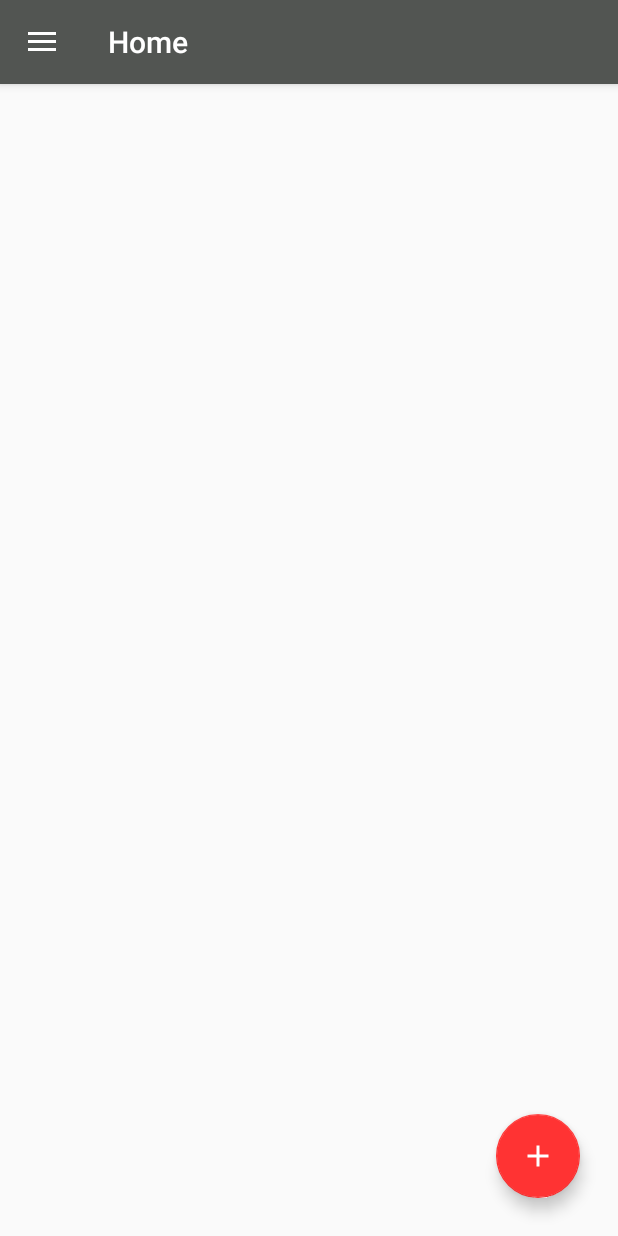
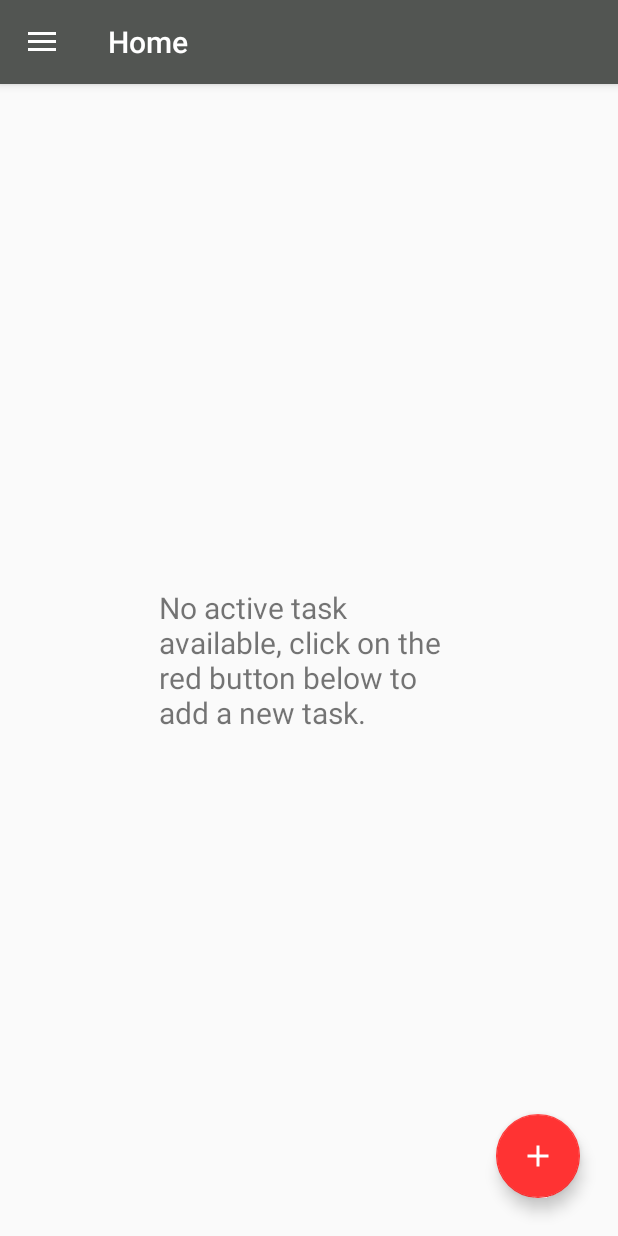
Before and after one commit to Dom07/ToDoApp, an Android app: the screen it shows after launch (MainActivity), on a phone screen of 412 x 824 dp. Run offline under Robolectric (Android 15) with nearby library versions, the light colour scheme and no system bars.

Commit message:
Added a message to show if no active tasks are available on the home screen

```diff
--- a/app/src/main/java/com/developers/mytodoapp/MainFragment.java
+++ b/app/src/main/java/com/developers/mytodoapp/MainFragment.java
@@ -39,6 +39,7 @@ import java.util.Calendar;
 
 public class MainFragment extends Fragment {
 
+    TextView tvNoTask;
     RecyclerView rvTaskList;
     FloatingActionButton fabAddTask;
     CheckBox tvTaskName;
@@ -70,6 +71,9 @@ public class MainFragment extends Fragment {
                              Bundle savedInstanceState) {
 
         final View view = inflater.inflate(R.layout.fragment_main, container, false);
+
+//      Method to check weather to Display A Message (or not) on the home screen if no active task available
+        noTaskMsgToggle(view);
 
 //      Check Box
         tvTaskName = (CheckBox) view.findViewById(R.id.tvTaskName);
@@ -167,7 +171,6 @@ public class MainFragment extends Fragment {
 //                        Inserting Values into database
                         taskHelper = new SqLiteTaskHelper(getContext());
                         SQLiteDatabase db = taskHelper.getWritableDatabase();
-
                         final String TaskName = etNewTaskName.getText().toString().trim();
                         final String Tags = etNewTag.getText().toString().trim();
                         final String Date = tvCustomDate.getText().toString().trim();
@@ -183,6 +186,9 @@ public class MainFragment extends Fragment {
                         values.put("TASK_STATUS", Task_Status);
                         long row = db.insert("TASK_LIST", null, values);
                         Toast.makeText(getContext(), "row number is:" + row, Toast.LENGTH_SHORT).show();
+
+//                      Method to check weather to Display A Message (or not) on the home screen if no active task available
+                        noTaskMsgToggle(view);
                         prepareTask(getContext());
                     }
                 });
@@ -203,6 +209,7 @@ public class MainFragment extends Fragment {
             @Override
             public void onRefresh() {
                 refreshTaskList(getContext());
+                noTaskMsgToggle(view);
                 swipeRefreshLayout.setRefreshing(false);
             }
         });
@@ -243,4 +250,25 @@ public class MainFragment extends Fragment {
         rvTaskList.setAdapter(taskAdapter);
         prepareTask(context);
     }
+
+    // get number of active tasks
+    public int getActiveTaskRowCount(){
+        SqLiteTaskHelper sqLiteTaskHelper = new SqLiteTaskHelper(getContext());
+        SQLiteDatabase db = sqLiteTaskHelper.getReadableDatabase();
+        String Projection[]={"TASK_STATUS"};
+        Cursor cursor = db.query("TASK_LIST", Projection,"TASK_STATUS='"+0+"'",null,null,null,null,null);
+        int count = cursor.getCount();
+        return count;
+    }
+
+//    Check for the number of active tasks in db, if 0 then display msg if more then 0 hide msg
+    public void noTaskMsgToggle(View view){
+        tvNoTask = (TextView)view.findViewById(R.id.tvNoTask);
+        int count = getActiveTaskRowCount();
+        if(count==0){
+            tvNoTask.setVisibility(TextView.VISIBLE);
+        }else{
+            tvNoTask.setVisibility(TextView.INVISIBLE);
+        }
+    }
 }
--- a/app/src/main/res/layout/fragment_main.xml
+++ b/app/src/main/res/layout/fragment_main.xml
@@ -3,6 +3,15 @@
     android:layout_width="match_parent"
     android:layout_height="match_parent"
     tools:context="com.developers.mytodoapp.MainFragment">
+
+    <TextView
+        android:id="@+id/tvNoTask"
+        android:layout_width="200dp"
+        android:layout_height="wrap_content"
+        android:layout_centerHorizontal="true"
+        android:layout_centerVertical="true"
+        android:text="No active task available, click on the red button below to add a new task."
+        android:textSize="20sp" />
 
     <android.support.v4.widget.SwipeRefreshLayout
         android:layout_width="match_parent"
```
Also changed, not shown: 122 other files.
